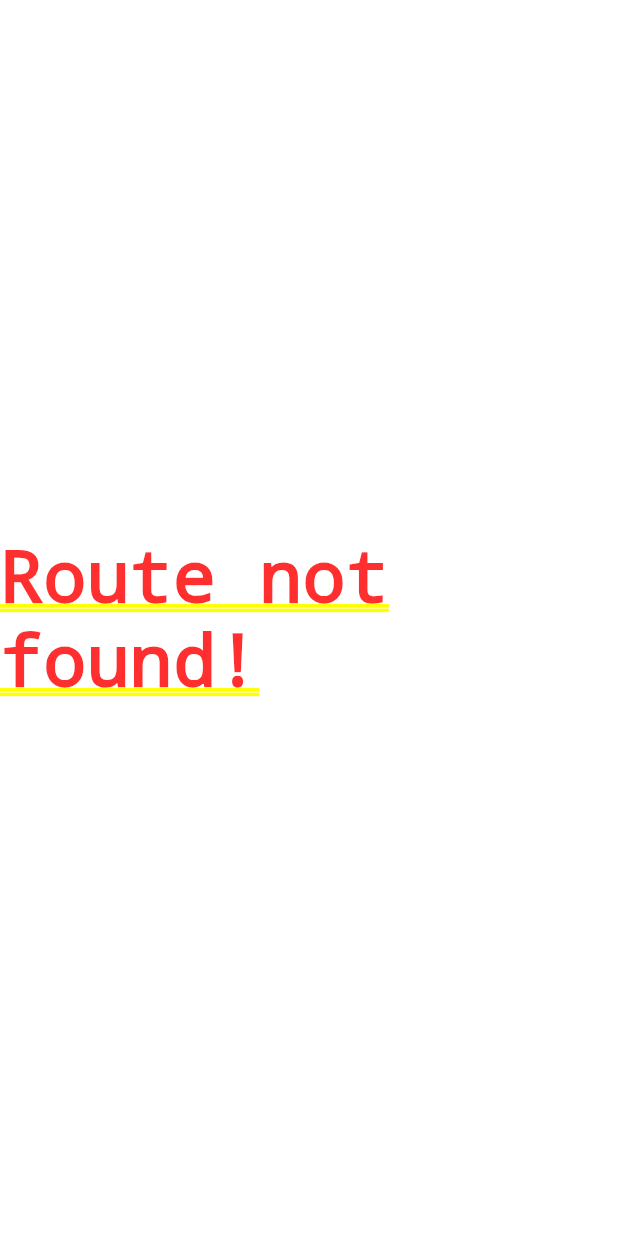
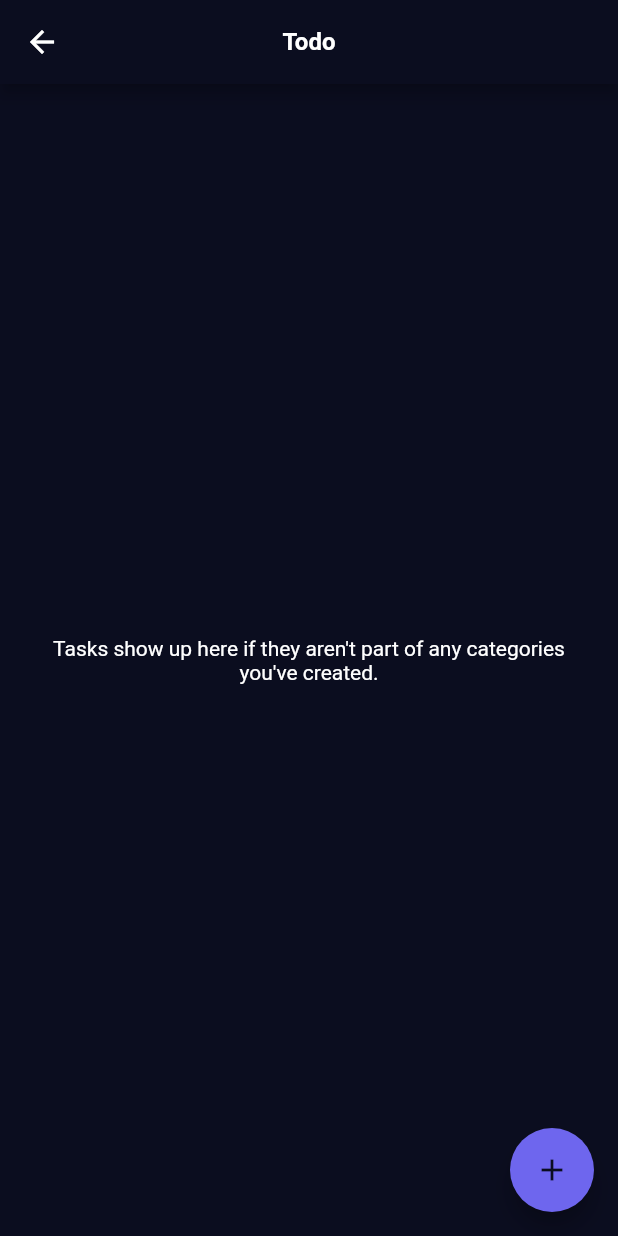
Before and after one commit to inan-mahmud/flutter_state_management, a Flutter app: the screen it shows after launch, after a tap on "Tasks", on a phone screen of 412 x 824 dp. Run offline on Flutter 3.47's test engine with Material 2 defaults, Android fonts, the phone set to English and light mode, and no system bars; our stand-ins replace equatable, get_it, objectbox; generated files the repository leaves out were written again; Roboto replaces fonts that are missing (EuclidCircularB).

Commit message:
add task provider and view

```diff
--- a/lib/src/core/di/locator.dart
+++ b/lib/src/core/di/locator.dart
@@ -6,6 +6,9 @@ import 'package:flutter_state_management/src/features/category/domain/usecase/fe
 import 'package:flutter_state_management/src/features/important_todos/data/repositories/important_todos_repository.dart';
 import 'package:flutter_state_management/src/features/important_todos/domain/repositories/i_important_todos_repository.dart';
 import 'package:flutter_state_management/src/features/important_todos/domain/usecases/fetch_important_todos_usecase.dart';
+import 'package:flutter_state_management/src/features/tasks/data/repositories/tasks_repository.dart';
+import 'package:flutter_state_management/src/features/tasks/domain/repositories/i_tasks_repository.dart';
+import 'package:flutter_state_management/src/features/tasks/domain/usecases/fetch_tasks_usecase.dart';
 import 'package:flutter_state_management/src/features/todo/data/repositories/todo_repository.dart';
 import 'package:flutter_state_management/src/features/todo/domain/repositories/i_todo_repository.dart';
 import 'package:flutter_state_management/src/features/todo/domain/usecase/add_todo_by_category_usecase.dart';
@@ -69,4 +72,14 @@ Future<void> setupLocator() async {
       importantTodosRepository: locator(),
     ),
   );
+
+  locator.registerSingletonWithDependencies<ITasksRepository>(
+      () => TaskRepository(),
+      dependsOn: [Store]);
+
+  locator.registerFactory<FetchTasksUseCase>(
+    () => FetchTasksUseCase(
+      tasksRepository: locator(),
+    ),
+  );
 }
--- a/lib/src/core/route/route_manager.dart
+++ b/lib/src/core/route/route_manager.dart
@@ -8,6 +8,9 @@ import 'package:flutter_state_management/src/features/category/ui/views/home_vie
 import 'package:flutter_state_management/src/features/important_todos/ui/controllers/important_todo_controller.dart';
 import 'package:flutter_state_management/src/features/important_todos/ui/provider/important_todo_controller_provider.dart';
 import 'package:flutter_state_management/src/features/important_todos/ui/views/important_todos_view.dart';
+import 'package:flutter_state_management/src/features/tasks/ui/controllers/tasks_controller.dart';
+import 'package:flutter_state_management/src/features/tasks/ui/provider/tasks_provider.dart';
+import 'package:flutter_state_management/src/features/tasks/ui/views/tasks_view.dart';
 import 'package:flutter_state_management/src/features/todo/ui/views/todos_view.dart';
 
 class RouteManager {
@@ -39,6 +42,16 @@ class RouteManager {
           ),
           settings: routeSettings,
         );
+      case Routes.tasks:
+        return MaterialPageRoute(
+          builder: (_) => TasksControllerProvider(
+            controller: TasksController(
+              fetchTasksUseCase: locator(),
+            ),
+            child: const TaskView(),
+          ),
+          settings: routeSettings,
+        );
       default:
         return undefinedRoute();
     }
--- a/lib/src/core/utils/constants.dart
+++ b/lib/src/core/utils/constants.dart
@@ -4,4 +4,6 @@ abstract class AppConstants {
   static const String noTodos = 'No Todos';
   static const String tasks = 'Tasks';
   static const String important = 'Important';
+  static const String noTasks =
+      "Tasks show up here if they aren't part of any categories you've created.";
 }
--- a/lib/src/features/category/ui/views/home_view.dart
+++ b/lib/src/features/category/ui/views/home_view.dart
@@ -1,4 +1,5 @@
 import 'package:flutter/material.dart';
+import 'package:flutter_state_management/src/core/base/result.dart';
 import 'package:flutter_state_management/src/core/common/rounded_cornered_container.dart';
 import 'package:flutter_state_management/src/core/config/app_colors.dart';
 import 'package:flutter_state_management/src/core/route/routes.dart';
@@ -6,7 +7,6 @@ import 'package:flutter_state_management/src/core/utils/constants.dart';
 import 'package:flutter_state_management/src/features/category/domain/models/category_model.dart';
 import 'package:flutter_state_management/src/features/category/ui/controllers/category_controller.dart';
 import 'package:flutter_state_management/src/features/category/ui/provider/categories_provider.dart';
-import 'package:flutter_state_management/src/core/base/result.dart';
 
 class HomeView extends StatefulWidget {
   const HomeView({super.key});
@@ -172,7 +172,8 @@ class _HomeViewState extends State<HomeView> {
                           child: const Text('Create'),
                         ),
                       ]);
-                  });
+                },
+              );
             },
             child: const Icon(Icons.add),
           );
--- a/lib/src/features/tasks/ui/controllers/tasks_controller.dart
+++ b/lib/src/features/tasks/ui/controllers/tasks_controller.dart
@@ -11,11 +11,14 @@ class TasksController extends ChangeNotifier {
   Stream<Result<List<TodoModel>>> fetchTasks() async* {
     yield* fetchTasksUseCase.fetchTasks().fold(
       (failure) async* {
+        print(failure.message);
         yield Error(failure.message);
       },
       (stream) async* {
         yield* stream.map(
-          (List<TodoModel> todos) => Success(todos),
+          (List<TodoModel> todos) {
+            return Success(todos);
+          },
         );
       },
     );
--- /dev/null
+++ b/lib/src/features/tasks/ui/provider/tasks_provider.dart
@@ -0,0 +1,19 @@
+import 'package:flutter/material.dart';
+import 'package:flutter_state_management/src/features/tasks/ui/controllers/tasks_controller.dart';
+
+class TasksControllerProvider extends InheritedWidget {
+  final TasksController controller;
+
+  const TasksControllerProvider(
+      {super.key, required super.child, required this.controller});
+
+  @override
+  bool updateShouldNotify(covariant TasksControllerProvider oldWidget) {
+    return controller != oldWidget.controller;
+  }
+
+  static TasksControllerProvider of(BuildContext context) {
+    return context
+        .dependOnInheritedWidgetOfExactType<TasksControllerProvider>()!;
+  }
+}
--- a/lib/src/features/tasks/ui/views/tasks_view.dart
+++ b/lib/src/features/tasks/ui/views/tasks_view.dart
@@ -0,0 +1,116 @@
+import 'package:flutter/material.dart';
+import 'package:flutter_state_management/src/core/base/result.dart';
+import 'package:flutter_state_management/src/core/config/app_colors.dart';
+import 'package:flutter_state_management/src/core/utils/constants.dart';
+import 'package:flutter_state_management/src/features/tasks/ui/controllers/tasks_controller.dart';
+import 'package:flutter_state_management/src/features/tasks/ui/provider/tasks_provider.dart';
+import 'package:flutter_state_management/src/features/todo/domain/models/todo_model.dart';
+import 'package:flutter_state_management/src/features/todo/ui/provider/todo_list_provider.dart';
+import 'package:flutter_state_management/src/features/todo/ui/views/widgets/todo_list_view.dart';
+
+class TaskView extends StatefulWidget {
+  const TaskView({super.key});
+
+  @override
+  State<TaskView> createState() => _TaskViewState();
+}
+
+class _TaskViewState extends State<TaskView> {
+  TasksController? _tasksController;
+  Stream<Result<List<TodoModel>>>? _taskStream;
+
+  @override
+  void didChangeDependencies() {
+    super.didChangeDependencies();
+    _initController();
+    _initTodos();
+  }
+
+  void _initController() {
+    final controller = TasksControllerProvider.of(context).controller;
+    if (_tasksController != controller || _tasksController == null) {
+      _tasksController = controller;
+    }
+  }
+
+  void _initTodos() {
+    _taskStream = _tasksController?.fetchTasks();
+  }
+
+  @override
+  Widget build(BuildContext context) {
+    return Scaffold(
+      appBar: AppBar(
+        title: const Text(AppConstants.appName),
+      ),
+      body: SizedBox(
+        height: MediaQuery.of(context).size.height,
+        width: MediaQuery.of(context).size.width,
+        child: StreamBuilder<Result<List<TodoModel>>>(
+          stream: _taskStream,
+          builder: (context, snapshot) {
+            if (snapshot.hasData) {
+              final result = snapshot.data!;
+              return result.when(
+                initial: () {
+                  return const Center(
+                    child: CircularProgressIndicator(),
+                  );
+                },
+                loading: () {
+                  return const Center(
+                    child: CircularProgressIndicator(),
+                  );
+                },
+                success: (data) {
+                  if (data.isNotEmpty) {
+                    return TodoListProvider(
+                      todoList: data,
+                      child: const TodoListView(),
+                    );
+                  } else {
+                    return const Padding(
+                      padding: EdgeInsets.symmetric(horizontal: 16.0),
+                      child: Center(
+                        child: Text(
+                          AppConstants.noTasks,
+                          textAlign: TextAlign.center,
+                          style: TextStyle(
+                            color: AppColors.whiteColor,
+                          ),
+                        ),
+                      ),
+                    );
+                  }
+                },
+                failure: (message) {
+                  return Center(
+                    child: Text(message),
+                  );
+                },
+              );
+            } else {
+              return const Center(
+                child: Text(
+                  AppConstants.noTasks,
+                  style: TextStyle(
+                    color: AppColors.whiteColor,
+                  ),
+                ),
+              );
+            }
+          },
+        ),
+      ),
+      floatingActionButton: FloatingActionButton(
+        onPressed: () {
+
+        },
+        child: const Icon(
+          Icons.add,
+          color: AppColors.backgroundColor,
+        ),
+      ),
+    );
+  }
+}
```
Also changed, not shown: lib/src/core/common/progress_widget.dart (added, +161 -0 lines). Lines whose indentation alone changed are shown as unchanged.
